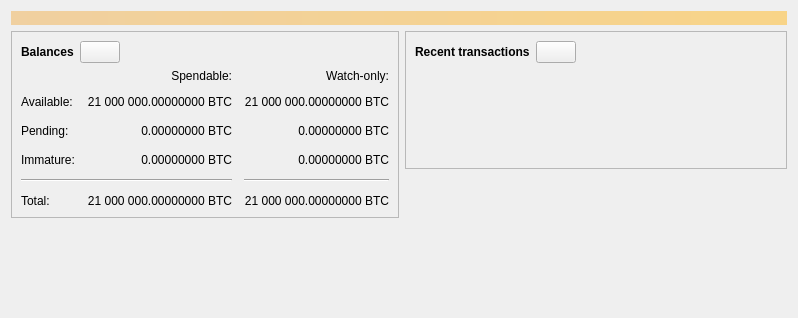
Qt form src/qt/forms/overviewpage.ui (dimmarvel/newbellcoin) before a commit.
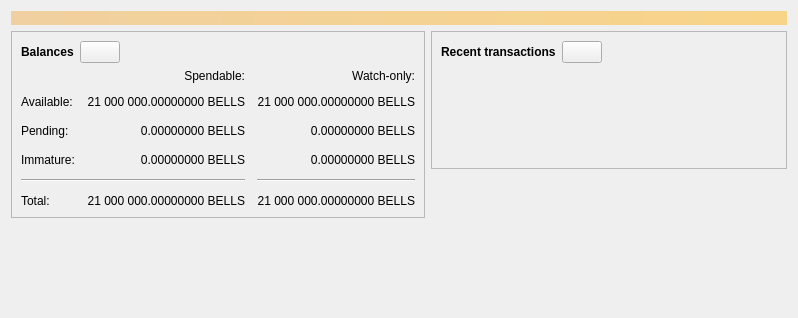
The same form after that commit. Icons and pictures are not drawn. Custom widgets are drawn as their Qt base class.

```diff
--- a/src/qt/forms/overviewpage.ui
+++ b/src/qt/forms/overviewpage.ui
@@ -120,7 +120,7 @@
                <string>Unconfirmed transactions to watch-only addresses</string>
               </property>
               <property name="text">
-               <string notr="true">0.00000000 BTC</string>
+               <string notr="true">0.00000000 BELLS</string>
               </property>
               <property name="alignment">
                <set>Qt::AlignRight|Qt::AlignTrailing|Qt::AlignVCenter</set>
@@ -139,7 +139,7 @@
                <string>Total of transactions that have yet to be confirmed, and do not yet count toward the spendable balance</string>
               </property>
               <property name="text">
-               <string notr="true">0.00000000 BTC</string>
+               <string notr="true">0.00000000 BELLS</string>
               </property>
               <property name="alignment">
                <set>Qt::AlignRight|Qt::AlignTrailing|Qt::AlignVCenter</set>
@@ -158,7 +158,7 @@
                <string>Mined balance in watch-only addresses that has not yet matured</string>
               </property>
               <property name="text">
-               <string notr="true">0.00000000 BTC</string>
+               <string notr="true">0.00000000 BELLS</string>
               </property>
               <property name="alignment">
                <set>Qt::AlignRight|Qt::AlignTrailing|Qt::AlignVCenter</set>
@@ -210,7 +210,7 @@
                <string>Mined balance that has not yet matured</string>
               </property>
               <property name="text">
-               <string notr="true">0.00000000 BTC</string>
+               <string notr="true">0.00000000 BELLS</string>
               </property>
               <property name="alignment">
                <set>Qt::AlignRight|Qt::AlignTrailing|Qt::AlignVCenter</set>
@@ -249,7 +249,7 @@
                <string>Your current total balance</string>
               </property>
               <property name="text">
-               <string notr="true">21 000 000.00000000 BTC</string>
+               <string notr="true">21 000 000.00000000 BELLS</string>
               </property>
               <property name="alignment">
                <set>Qt::AlignRight|Qt::AlignTrailing|Qt::AlignVCenter</set>
@@ -268,7 +268,7 @@
                <string>Current total balance in watch-only addresses</string>
               </property>
               <property name="text">
-               <string notr="true">21 000 000.00000000 BTC</string>
+               <string notr="true">21 000 000.00000000 BELLS</string>
               </property>
               <property name="alignment">
                <set>Qt::AlignRight|Qt::AlignTrailing|Qt::AlignVCenter</set>
@@ -304,7 +304,7 @@
                <string>Your current spendable balance</string>
               </property>
               <property name="text">
-               <string notr="true">21 000 000.00000000 BTC</string>
+               <string notr="true">21 000 000.00000000 BELLS</string>
               </property>
               <property name="alignment">
                <set>Qt::AlignRight|Qt::AlignTrailing|Qt::AlignVCenter</set>
@@ -323,7 +323,7 @@
                <string>Your current balance in watch-only addresses</string>
               </property>
               <property name="text">
-               <string notr="true">21 000 000.00000000 BTC</string>
+               <string notr="true">21 000 000.00000000 BELLS</string>
               </property>
               <property name="alignment">
                <set>Qt::AlignRight|Qt::AlignTrailing|Qt::AlignVCenter</set>
```
Left out of the diff: 8 changed lines with no effect on the pictures.
